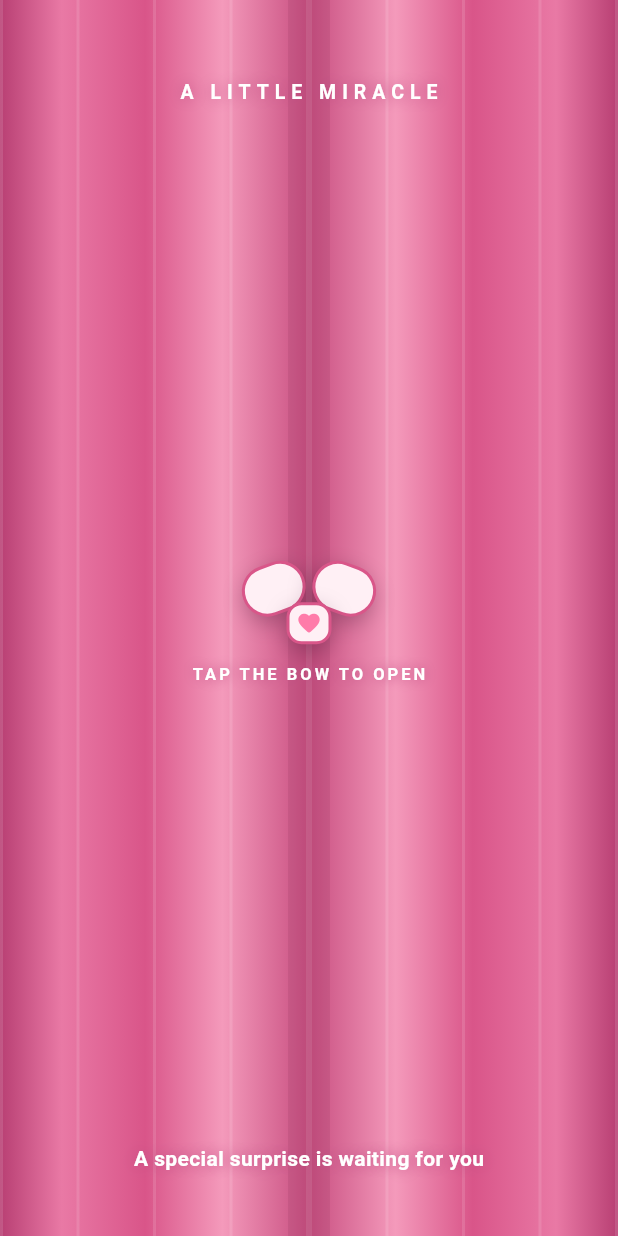
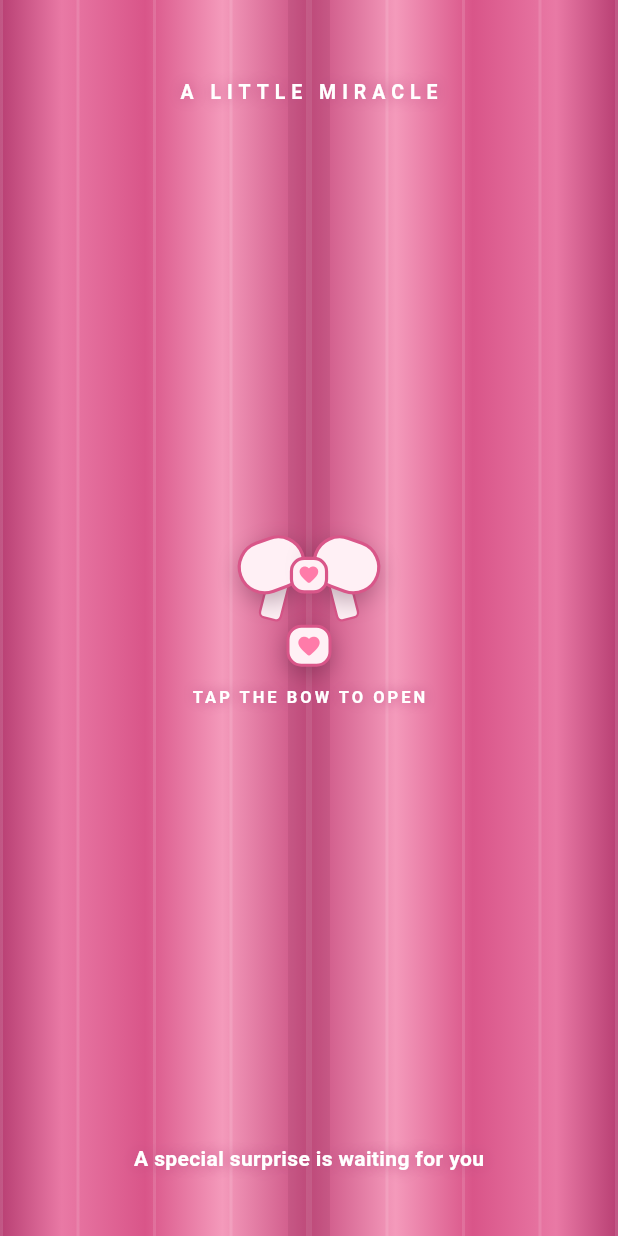
Before and after one commit to digitalirastudio/celebration-websites, a Flutter app: the screen it shows after launch, on a phone screen of 412 x 824 dp. Run offline on Flutter 3.47's test engine with Material 3 defaults, Android fonts, the phone set to English and light mode, and no system bars.

Commit message:
Polish welcome screen bow animation

```diff
--- a/lib/screens/welcome_screen.dart
+++ b/lib/screens/welcome_screen.dart
@@ -11,8 +11,9 @@ class WelcomeScreen extends StatefulWidget {
 }
 
 class _WelcomeScreenState extends State<WelcomeScreen>
-    with SingleTickerProviderStateMixin {
+    with TickerProviderStateMixin {
   late final AnimationController _curtainController;
+  late final AnimationController _bowController;
 
   @override
   void initState() {
@@ -21,11 +22,17 @@ class _WelcomeScreenState extends State<WelcomeScreen>
       vsync: this,
       duration: const Duration(milliseconds: 1400),
     );
+    _bowController = AnimationController(
+      vsync: this,
+      duration: const Duration(milliseconds: 1100),
+    )..repeat(reverse: true);
   }
 
   @override
+  @override
   void dispose() {
     _curtainController.dispose();
+    _bowController.dispose();
     super.dispose();
   }
 
@@ -116,6 +123,44 @@ class _WelcomeScreenState extends State<WelcomeScreen>
                           child: Column(
                             mainAxisSize: MainAxisSize.min,
                             children: [
+                              AnimatedBuilder(
+                                animation: _bowController,
+                                builder: (context, child) {
+                                  final scale =
+                                      1.0 + (_bowController.value * 0.07);
+
+                                  return Transform.scale(
+                                    scale: scale,
+                                    child: child,
+                                  );
+                                },
+                                child: SizedBox(
+                                  width: 112,
+                                  height: 64,
+                                  child: Stack(
+                                    alignment: Alignment.topCenter,
+                                    children: [
+                                      // Left ribbon tail
+                                      Positioned(
+                                        left: 27,
+                                        top: 23,
+                                        child: Transform.rotate(
+                                          angle: 0.25,
+                                          child: const _BowTail(),
+                                        ),
+                                      ),
+
+                                      // Right ribbon tail
+                                      Positioned(
+                                        right: 27,
+                                        top: 23,
+                                        child: Transform.rotate(
+                                          angle: -0.25,
+                                          child: const _BowTail(),
+                                        ),
+                                      ),
+
+                                      // Bow loops
                                       Row(
                                         mainAxisSize: MainAxisSize.min,
                                         children: [
@@ -129,6 +174,34 @@ class _WelcomeScreenState extends State<WelcomeScreen>
                                             child: const _BowLoop(),
                                           ),
                                         ],
+                                      ),
+
+                                      // Bow center
+                                      Positioned(
+                                        top: 12,
+                                        child: Container(
+                                          width: 24,
+                                          height: 23,
+                                          decoration: BoxDecoration(
+                                            color: const Color(0xFFFFF0F5),
+                                            borderRadius: BorderRadius.circular(
+                                              9,
+                                            ),
+                                            border: Border.all(
+                                              color: const Color(0xFFD95689),
+                                              width: 2,
+                                            ),
+                                          ),
+                                          child: const Icon(
+                                            Icons.favorite_rounded,
+                                            color: AppColors.heart,
+                                            size: 14,
+                                          ),
+                                        ),
+                                      ),
+                                    ],
+                                  ),
+                                ),
                               ),
                               Transform.translate(
                                 offset: const Offset(0, -8),
@@ -310,3 +383,23 @@ class _CurtainReveal extends StatelessWidget {
     );
   }
 }
+
+class _BowTail extends StatelessWidget {
+  const _BowTail();
+
+  @override
+  Widget build(BuildContext context) {
+    return Container(
+      width: 15,
+      height: 29,
+      decoration: BoxDecoration(
+        color: const Color(0xFFFFF0F5),
+        borderRadius: const BorderRadius.only(
+          bottomLeft: Radius.circular(4),
+          bottomRight: Radius.circular(4),
+        ),
+        border: Border.all(color: const Color(0xFFD95689), width: 1.5),
+      ),
+    );
+  }
+}
```
Lines whose indentation alone changed are shown as unchanged.
